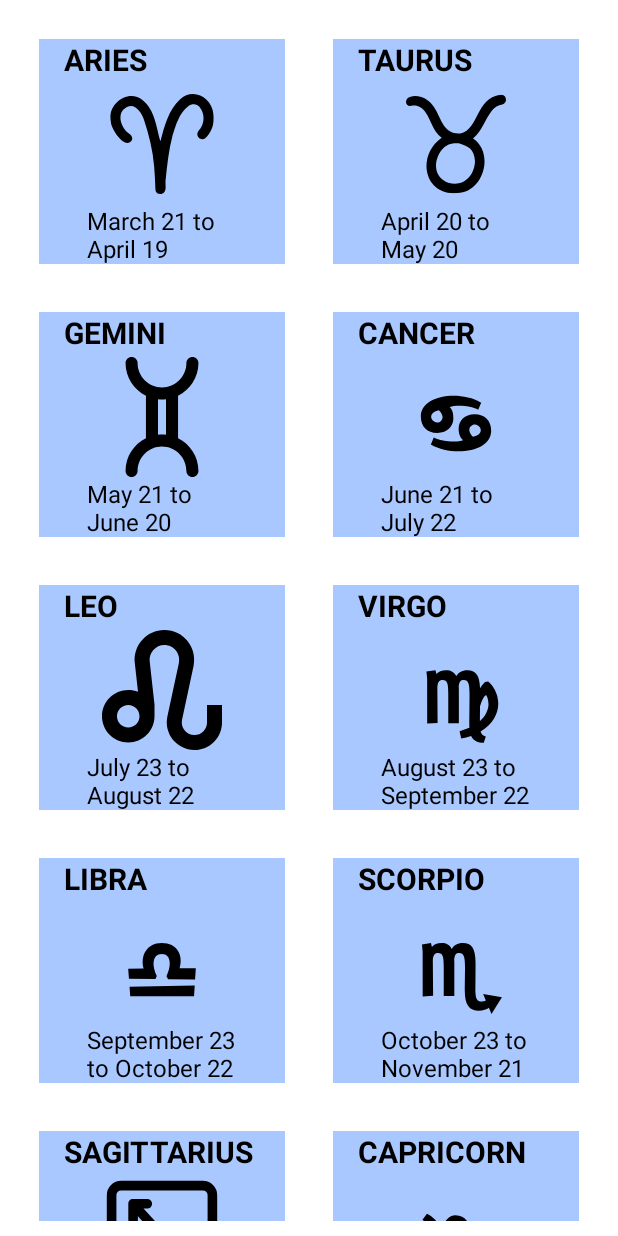
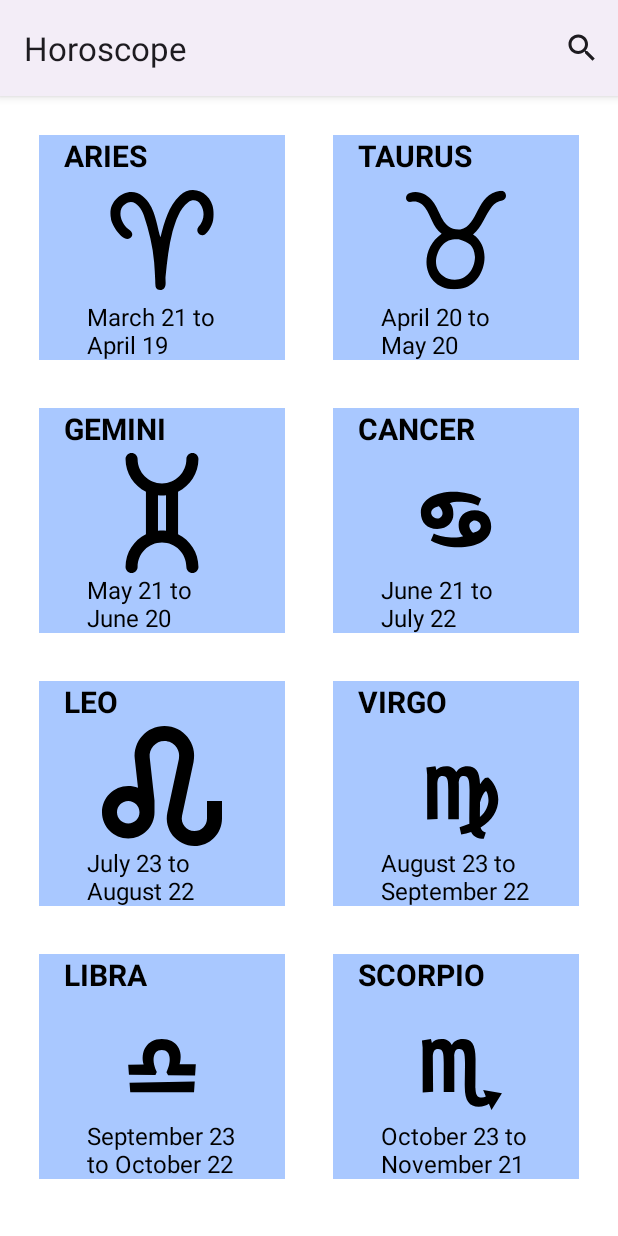
Before and after one commit to dana7677/AppHoroscopo, an Android app: the screen it shows after launch (MainActivity), on a phone screen of 412 x 824 dp. Run offline under Robolectric (Android 15) with nearby library versions, the phone set to English and light mode, and no system bars; 3 statements that could not run were skipped.

Commit message:
TrabajandoConElBuscador

```diff
--- a/app/src/main/java/com/example/horoscopo_app/activities/MainActivity.kt
+++ b/app/src/main/java/com/example/horoscopo_app/activities/MainActivity.kt
@@ -1,8 +1,12 @@
 package com.example.horoscopo_app.activities
 
 import android.os.Bundle
+import android.view.Menu
+import android.widget.ArrayAdapter
+import android.widget.Toast
 import androidx.activity.enableEdgeToEdge
 import androidx.appcompat.app.AppCompatActivity
+import androidx.appcompat.widget.SearchView
 import androidx.core.view.ViewCompat
 import androidx.core.view.WindowInsetsCompat
 import androidx.recyclerview.widget.RecyclerView
@@ -12,11 +16,13 @@ import com.example.horoscopo_app.data.SimboloZodiaco
 import com.example.horoscopo_app.data.SimboloZodiacoProvider
 import com.example.horoscopo_app.databinding.ActivityMainBinding
 
+
 class MainActivity : AppCompatActivity() {
 
 lateinit var simboloZodiacoList: List<SimboloZodiaco>
 
 lateinit var recyclerView: RecyclerView
+private lateinit var arrayAdapter:ArrayAdapter<SimboloZodiaco>
 
     override fun onCreate(savedInstanceState: Bundle?) {
         super.onCreate(savedInstanceState)
@@ -25,20 +31,26 @@ lateinit var recyclerView: RecyclerView
         setContentView(binding.root)
 
 
+
+
+
+        recyclerView = findViewById(R.id.recyclerHoroscope)
+        simboloZodiacoList= SimboloZodiacoProvider.findAll()
+
+
         //Forma de Rellenar el Value sin bindeo con el Recycler ya creado
-
         /*
         val adapter = HoroscopoAdapter(simboloZodiacoList)
         recyclerView.adapter = adapter
         recyclerView.layoutManager = LinearLayoutManager(this, LinearLayoutManager.VERTICAL, false)
-        // */
+*/
 
-        recyclerView = findViewById(R.id.recyclerHoroscope)
-        simboloZodiacoList= SimboloZodiacoProvider.findAll()
+        //Menu de busqueda
+        arrayAdapter=ArrayAdapter(this,android.R.layout.simple_list_item_1,android.R.id.text1,simboloZodiacoList)
 
-        binding.recyclerHoroscope.adapter= HoroscopoAdapter(simboloZodiacoList)
+       itemAdapter =HoroscopoAdapter(simboloZodiacoList)
 
-
+        binding.recyclerHoroscope.adapter = HoroscopoAdapter(simboloZodiacoList)
 
 
 
@@ -47,5 +59,49 @@ lateinit var recyclerView: RecyclerView
             v.setPadding(systemBars.left, systemBars.top, systemBars.right, systemBars.bottom)
             insets
         }
+
+    }
+
+    override fun onCreateOptionsMenu(menu: Menu?): Boolean
+    {
+        menuInflater.inflate(R.menu.menu,menu)
+
+        val buscar= menu?.findItem(R.id.searcher)
+        val searchView = buscar?.actionView as SearchView
+
+        searchView.setOnQueryTextListener(object : SearchView.OnQueryTextListener {
+
+            override fun onQueryTextSubmit(query: String?): Boolean {
+
+                query?.let{
+                    Toast.makeText(this@MainActivity,"Quieres Buscar Coincidencias con: ${query}:",Toast.LENGTH_SHORT).show()
+                    this@MainActivity.recyclerView.adapter
+                }
+                return false
+            }
+
+            override fun onQueryTextChange(newText: String?): Boolean {
+                filterList(newText)
+
+                return false
+            }
+
+
+
+        })
+
+        return super.onCreateOptionsMenu(menu)
+    }
+
+    private fun filterList(newText: String?) {
+
+        List<SimboloZodiaco> filteredList =
+
+        for(SimboloZodiaco simboloZodiaco:SimboloZodiacoList)
+        {
+
+        }
+
+
     }
 }
--- a/app/src/main/java/com/example/horoscopo_app/adapters/HoroscopoAdapter.kt
+++ b/app/src/main/java/com/example/horoscopo_app/adapters/HoroscopoAdapter.kt
@@ -1,8 +1,10 @@
 package com.example.horoscopo_app.adapters
 
+import android.content.Intent
 import android.view.LayoutInflater
 import android.view.ViewGroup
 import androidx.recyclerview.widget.RecyclerView
+import com.example.horoscopo_app.activities.horoscopeSelectedActivity
 import com.example.horoscopo_app.data.SimboloZodiaco
 import com.example.horoscopo_app.databinding.ViewSimbolozodiacoItemBinding
 
@@ -30,14 +32,29 @@ class HoroscopoAdapter(private val simboloZodiaco:List<SimboloZodiaco>):
         holder.bind(simboloZodiaco[position])
     }
 
+    companion object
+    {
+        const val Horoscopo_KEY="Horoscopo_Result"
+    }
     class ViewHolder(private val binding:ViewSimbolozodiacoItemBinding):RecyclerView.ViewHolder(binding.root)
     {
+
         fun bind(simboloZodiaco: SimboloZodiaco)
         {
+
             val context = itemView.context
             binding.txtIconSimb.setText(simboloZodiaco.Nombre)
             binding.ImgZodiac.setImageResource(simboloZodiaco.Icono)
             binding.txtFechasZodiac.setText(simboloZodiaco.Dates)
+
+            itemView.setOnClickListener {
+
+                val intent = Intent(context,horoscopeSelectedActivity::class.java)
+                intent.putExtra(Horoscopo_KEY,simboloZodiaco.id)
+                context.startActivity(intent)
+
+            }
+
             //Este otro caso necesita la vista que estamos utilizando
             //Ademas necesita resolver la llamada de El Get drawable.
             //binding.ImgZodiac.setImageDrawable(context.getDrawable(simboloZodiaco.Icono))
--- /dev/null
+++ b/app/src/main/res/drawable/searcher.xml
@@ -0,0 +1,5 @@
+<vector xmlns:android="http://schemas.android.com/apk/res/android" android:autoMirrored="true" android:height="24dp" android:tint="#000000" android:viewportHeight="24" android:viewportWidth="24" android:width="24dp">
+
+    <path android:fillColor="@android:color/white" android:pathData="M15.5,14h-0.79l-0.28,-0.27C15.41,12.59 16,11.11 16,9.5 16,5.91 13.09,3 9.5,3S3,5.91 3,9.5 5.91,16 9.5,16c1.61,0 3.09,-0.59 4.23,-1.57l0.27,0.28v0.79l5,4.99L20.49,19l-4.99,-5zM9.5,14C7.01,14 5,11.99 5,9.5S7.01,5 9.5,5 14,7.01 14,9.5 11.99,14 9.5,14z"/>
+
+</vector>
--- /dev/null
+++ b/app/src/main/res/menu/menu.xml
@@ -0,0 +1,12 @@
+<?xml version="1.0" encoding="utf-8"?>
+<menu xmlns:app="http://schemas.android.com/apk/res-auto"
+    xmlns:android="http://schemas.android.com/apk/res/android">
+
+    <item
+        android:id="@+id/searcher"
+        android:icon="@drawable/searcher"
+        android:title="Buscador"
+        app:actionViewClass="android.widget.SearchView"
+        app:showAsAction="ifRoom"
+        />
+</menu>
--- a/app/src/main/res/values-night/themes.xml
+++ b/app/src/main/res/values-night/themes.xml
@@ -1,6 +1,6 @@
 <resources xmlns:tools="http://schemas.android.com/tools">
     <!-- Base application theme. -->
-    <style name="Base.Theme.Horoscopo_APP" parent="Theme.Material3.DayNight.NoActionBar">
+    <style name="Base.Theme.Horoscopo_APP" parent="Theme.Material3.DayNight">
         <!-- Customize your dark theme here. -->
         <!-- <item name="colorPrimary">@color/my_dark_primary</item> -->
     </style>
--- a/app/src/main/res/values/themes.xml
+++ b/app/src/main/res/values/themes.xml
@@ -1,6 +1,6 @@
 <resources xmlns:tools="http://schemas.android.com/tools">
     <!-- Base application theme. -->
-    <style name="Base.Theme.Horoscopo_APP" parent="Theme.Material3.DayNight.NoActionBar">
+    <style name="Base.Theme.Horoscopo_APP" parent="Theme.Material3.DayNight">
         <!-- Customize your light theme here. -->
         <!-- <item name="colorPrimary">@color/my_light_primary</item> -->
     </style>
```
Also changed, not shown: app/src/main/AndroidManifest.xml (+7 -1 lines), app/src/main/java/com/example/horoscopo_app/activities/horoscopeSelectedActivity.kt (added, +64 -0 lines), app/src/main/res/layout/activity_horoscope_selected.xml (added, +63 -0 lines).
